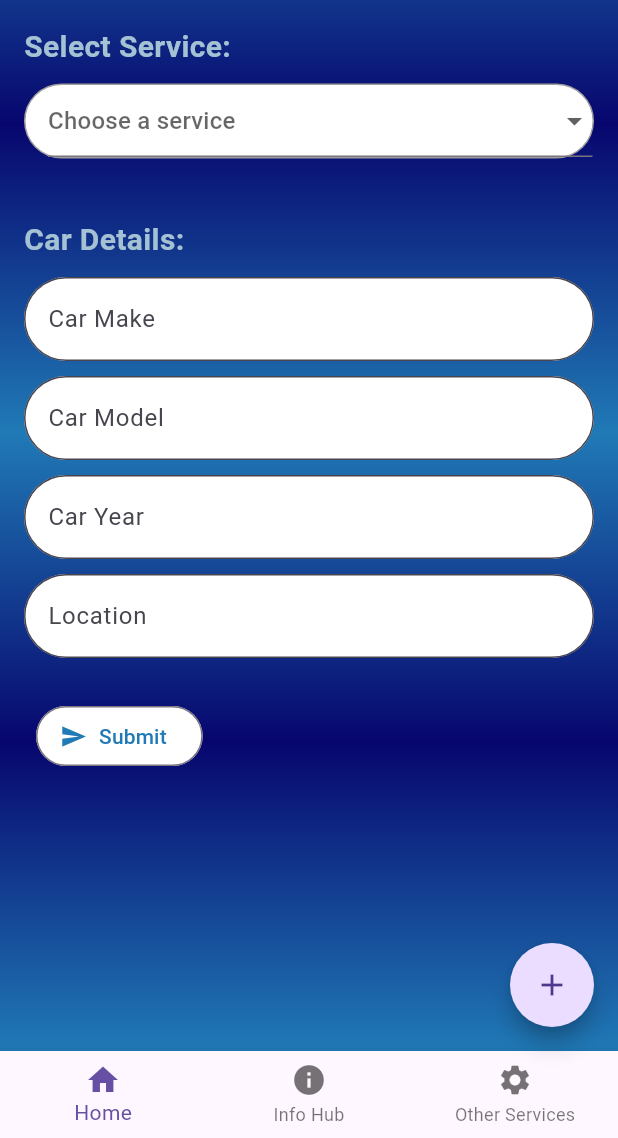
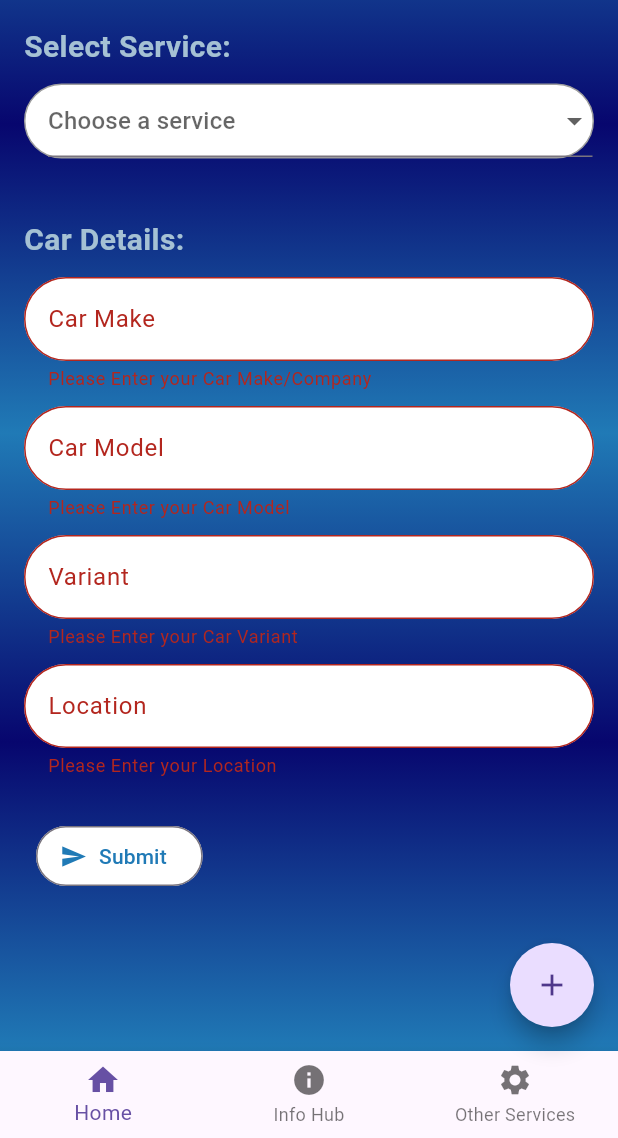
Before and after one commit to daniyalcr9/Cars_Hub, a Flutter app: the otherservices screen opened directly, scrolled down 114 dp, after a tap on "Submit", on a phone screen of 412 x 824 dp, the part 98-1236 px from its top. Run offline on Flutter 3.47's test engine with Material 3 defaults, Android fonts, the phone set to English and light mode, and no system bars.

Commit message:
fifth commit

```diff
--- a/cars_hub/lib/carinfo.dart
+++ b/cars_hub/lib/carinfo.dart
@@ -62,6 +62,7 @@ class _CarInfoState extends State<CarInfo> {
           height: 10,
         ),
         TextFormField(
+          keyboardType: TextInputType.number,
           controller: model,
           validator: (value) {
             if (value!.isEmpty) {
--- a/cars_hub/lib/main.dart
+++ b/cars_hub/lib/main.dart
@@ -23,7 +23,7 @@ class MyApp extends StatelessWidget {
         fontFamily: 'Roboto',
         useMaterial3: true,
       ),
-      home: AdPosting(),
+      home: otherservices(),
     );
   }
 }
--- a/cars_hub/lib/otherservices.dart
+++ b/cars_hub/lib/otherservices.dart
@@ -1,4 +1,6 @@
+import 'package:flutter/cupertino.dart';
 import 'package:flutter/material.dart';
+import 'package:flutter/widgets.dart';
 
 class otherservices extends StatefulWidget {
   const otherservices({super.key});
@@ -8,6 +10,13 @@ class otherservices extends StatefulWidget {
 }
 
 class _otherservicesState extends State<otherservices> {
+  GlobalKey<FormState> form = GlobalKey<FormState>();
+
+  TextEditingController make = TextEditingController();
+  TextEditingController model = TextEditingController();
+  TextEditingController variant = TextEditingController();
+  TextEditingController location = TextEditingController();
+
   String _selectedService = '';
   String _selectedRepairPart = '';
   String _carMake = '';
@@ -48,6 +57,8 @@ class _otherservicesState extends State<otherservices> {
         ],
       ),
       body: SingleChildScrollView(
+        child: Form(
+          key: form,
           child: Container(
             height: MediaQuery.of(context).size.height,
             decoration: BoxDecoration(
@@ -96,8 +107,9 @@ class _otherservicesState extends State<otherservices> {
                     child: Padding(
                       padding: const EdgeInsets.only(left: 15),
                       child: DropdownButtonFormField(
-                      value:
-                          _selectedService.isNotEmpty ? _selectedService : null,
+                        value: _selectedService.isNotEmpty
+                            ? _selectedService
+                            : null,
                         items: _services.map((service) {
                           return DropdownMenuItem(
                             value: service,
@@ -163,6 +175,13 @@ class _otherservicesState extends State<otherservices> {
                   ),
                   SizedBox(height: 10),
                   TextFormField(
+                    controller: make,
+                    validator: (value) {
+                      if (value!.isEmpty) {
+                        return "Please Enter your Car Make/Company";
+                      }
+                      return null;
+                    },
                     decoration: InputDecoration(
                       labelText: 'Car Make',
                       fillColor: Colors.white,
@@ -179,6 +198,13 @@ class _otherservicesState extends State<otherservices> {
                   ),
                   SizedBox(height: 10),
                   TextFormField(
+                    controller: model,
+                    validator: (value) {
+                      if (value!.isEmpty) {
+                        return "Please Enter your Car Model";
+                      }
+                      return null;
+                    },
                     decoration: InputDecoration(
                       labelText: 'Car Model',
                       fillColor: Colors.white,
@@ -195,8 +221,16 @@ class _otherservicesState extends State<otherservices> {
                   ),
                   SizedBox(height: 10),
                   TextFormField(
+                    keyboardType: TextInputType.number,
+                    controller: variant,
+                    validator: (value) {
+                      if (value!.isEmpty) {
+                        return "Please Enter your Car Variant";
+                      }
+                      return null;
+                    },
                     decoration: InputDecoration(
-                    labelText: 'Car Year',
+                      labelText: 'Variant',
                       fillColor: Colors.white,
                       filled: true,
                       border: OutlineInputBorder(
@@ -211,6 +245,13 @@ class _otherservicesState extends State<otherservices> {
                   ),
                   SizedBox(height: 10),
                   TextFormField(
+                    controller: location,
+                    validator: (value) {
+                      if (value!.isEmpty) {
+                        return "Please Enter your Location";
+                      }
+                      return null;
+                    },
                     decoration: InputDecoration(
                       labelText: 'Location',
                       fillColor: Colors.white,
@@ -229,10 +270,12 @@ class _otherservicesState extends State<otherservices> {
                   Padding(
                     padding: const EdgeInsets.all(8.0),
                     child: OutlinedButton.icon(
-                    style:
-                        ElevatedButton.styleFrom(backgroundColor: Colors.white),
+                      style: ElevatedButton.styleFrom(
+                          backgroundColor: Colors.white),
                       onPressed: () {
-                      // Implement Google sign up logic here
+                        if (form.currentState!.validate()) {
+                          print("done");
+                        }
                       },
                       icon: Icon(
                         Icons.send,
@@ -247,6 +290,7 @@ class _otherservicesState extends State<otherservices> {
                     ),
                   ),
                 ],
+              ),
             ),
           ),
         ),
```
Also changed, not shown: cars_hub/lib/contactinfo.dart (+46 -46 lines). Lines whose indentation alone changed are shown as unchanged.
